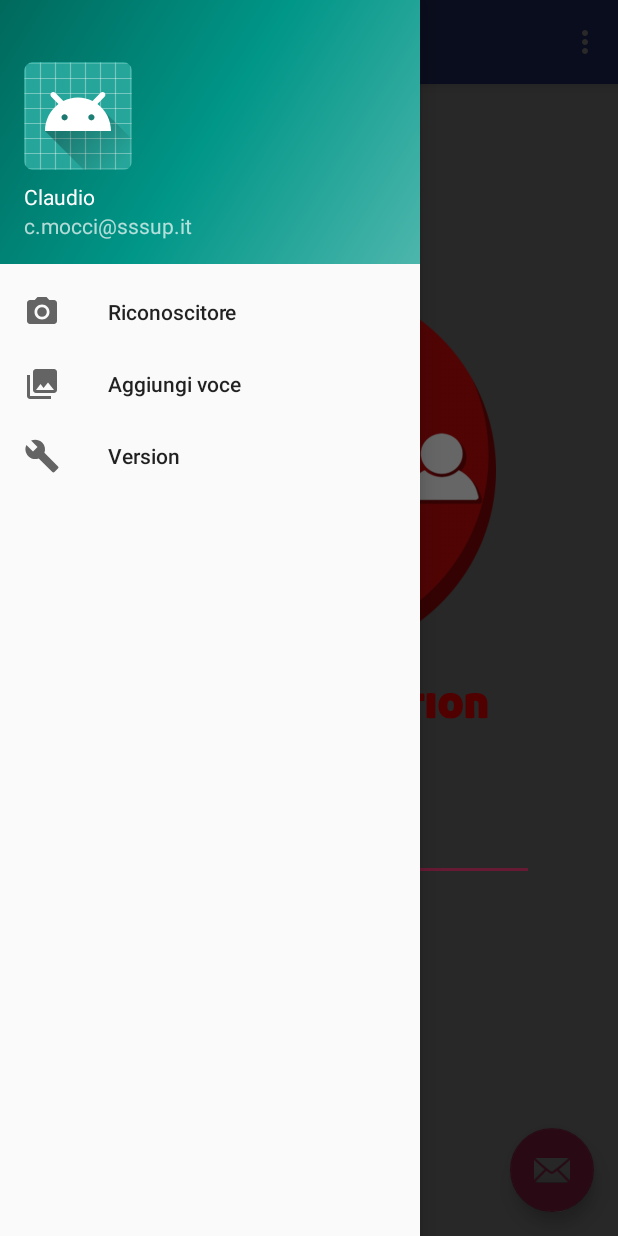
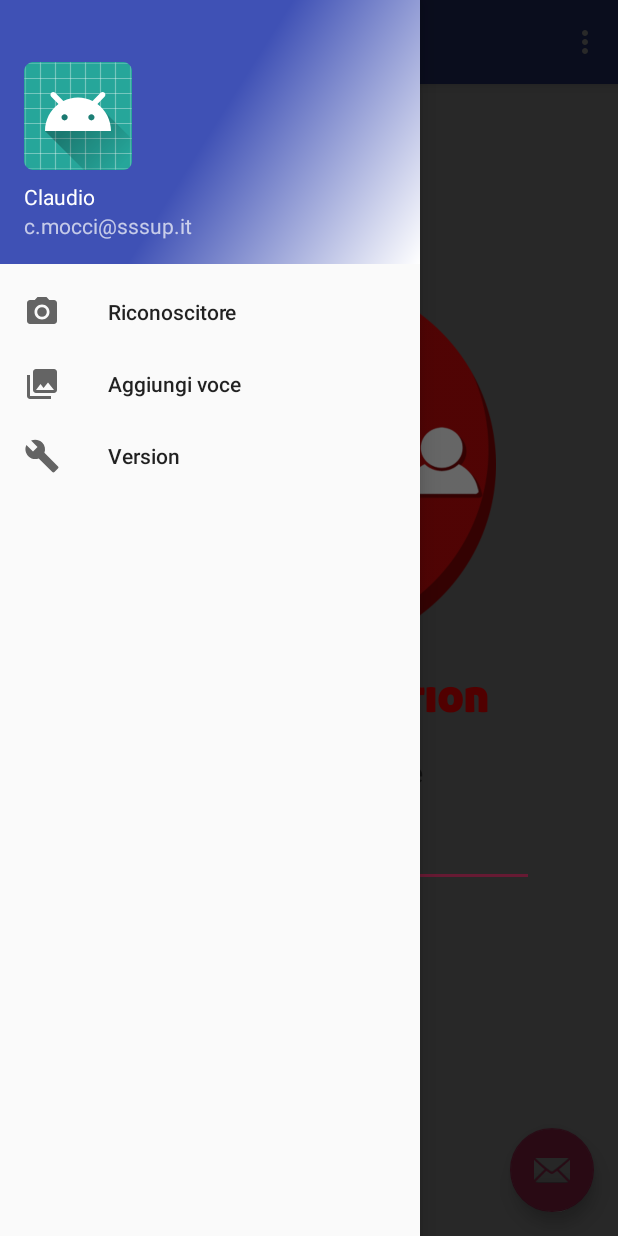
Before and after one commit to ClaudioSSSA/VoiceRecognition, an Android app: the screen it shows after launch (MainActivity), with the side drawer open, on a phone screen of 412 x 824 dp. Run offline under Robolectric (Android 15) with nearby library versions, the light colour scheme and no system bars.

Commit message:
modificati activity_main.xml(tastiera EditText, colori menu) e activity_registra_voce.xml(torna indietro premendo rec se nessun username inserito)

```diff
--- a/app/src/main/java/classes/VoiceRecognition.java
+++ b/app/src/main/java/classes/VoiceRecognition.java
@@ -10,7 +10,7 @@ import android.app.Application;
 
 public class VoiceRecognition extends Application {
 
-    private String folder;
+    private String folder = "";
 
     public String getFolder(){
 
--- a/app/src/main/res/drawable/side_nav_bar.xml
+++ b/app/src/main/res/drawable/side_nav_bar.xml
@@ -2,8 +2,8 @@
     android:shape="rectangle">
     <gradient
         android:angle="135"
-        android:centerColor="#009688"
-        android:endColor="#00695C"
-        android:startColor="#4DB6AC"
-        android:type="linear" />
+        android:centerColor="#3F51B5"
+        android:endColor="#3F51B5"
+        android:startColor="#FFFFFF"
+        android:type="linear" /><!-- "#009688" "#00695C" -->
 </shape>
--- a/app/src/main/res/layout/activity_main.xml
+++ b/app/src/main/res/layout/activity_main.xml
@@ -40,20 +40,29 @@
             android:layout_height="wrap_content"
             android:layout_marginTop="20dp"
             android:textAlignment="center"
-            android:text="Inserisci username"/>
+            android:text="Inserisci username"
+            android:textSize="18dp"/>
         <EditText
             android:id="@+id/user"
             android:layout_width="300dp"
             android:layout_height="wrap_content"
             android:layout_marginTop="@dimen/activity_vertical_margin"
             android:layout_gravity="center_horizontal"
+            android:textSize="20dp"
+            android:imeOptions="actionDone"
+            android:singleLine="true"
             />
         <Button
             android:id="@+id/confirmUser"
             android:onClick="onClickConfirmUser"
             android:layout_width="wrap_content"
             android:layout_height="wrap_content"
-            android:text="OK" />
+            android:text="OK"
+            android:textSize="16dp"
+            android:textStyle="bold"
+            android:textColor="@color/white"
+            android:background="@color/colorPrimary"
+            />
     </LinearLayout>
 
     <android.support.design.widget.NavigationView
--- a/app/src/main/res/values/colors.xml
+++ b/app/src/main/res/values/colors.xml
@@ -1,10 +1,14 @@
 <?xml version="1.0" encoding="utf-8"?>
 <resources>
-    <color name="colorPrimary">#3F51B5</color>
-    <color name="colorPrimaryDark">#303F9F</color>
+    <color name="colorPrimary">#3F51B5</color><!-- #E34141 -->
+    <color name="colorPrimaryDark">#303F9F</color><!-- #C80909 -->
     <color name="colorAccent">#FF4081</color>
     <color name="greenlight">#70C656</color>
     <color name="orangelight">#F3AE1B</color>
     <color name="black_overlay">#66000000</color>
     <color name="grey">#7A7A7A</color>
+    <color name="colorLogoLight">#E36C6C</color>
+    <color name="white">#FFFFFF</color>
+    <color name="black">#000000</color>
+    <color name="colorLogo">#C80909</color>
 </resources>
```
Also changed, not shown: app/src/main/java/com/example/claudio/voicerecognition/RegistraVoce.java (+12 -4 lines), app/src/main/res/layout/activity_registra_voce.xml (+5 -3 lines).
